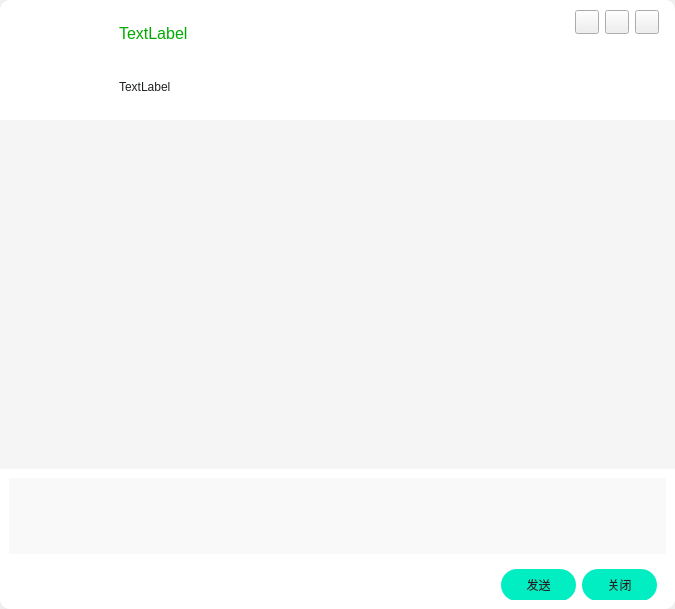
Before: the Qt Designer form chatMessageWidget/chatMessageItem.ui in KikyoShaw/QtWidgetsApplication, drawn with Qt 5.
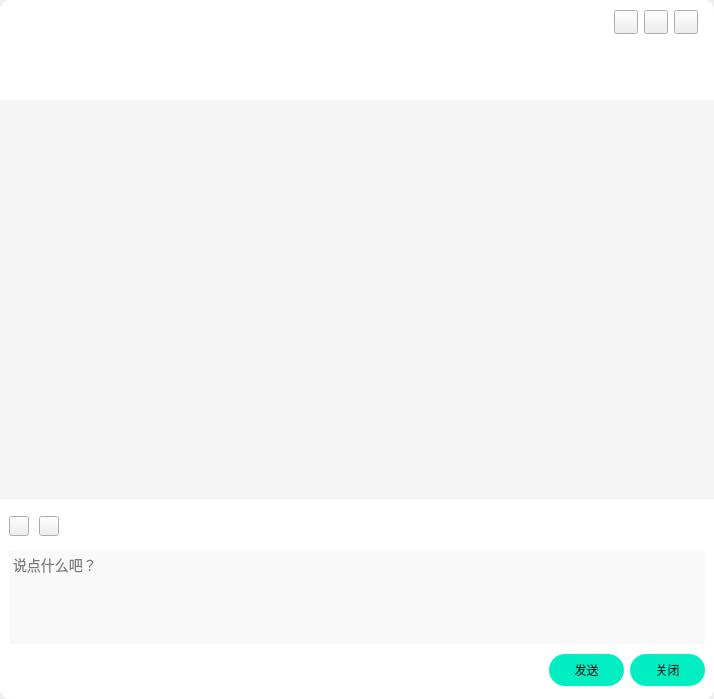
After: the same form once the commit is applied. Icons and pictures are not drawn.

Diff of the .ui file:
```diff
--- a/chatMessageWidget/chatMessageItem.ui
+++ b/chatMessageWidget/chatMessageItem.ui
@@ -6,8 +6,8 @@
    <rect>
     <x>0</x>
     <y>0</y>
-    <width>675</width>
-    <height>609</height>
+    <width>714</width>
+    <height>699</height>
    </rect>
   </property>
   <property name="windowTitle">
@@ -65,13 +65,13 @@
         <property name="minimumSize">
          <size>
           <width>0</width>
-          <height>120</height>
+          <height>100</height>
          </size>
         </property>
         <property name="maximumSize">
          <size>
           <width>16777215</width>
-          <height>120</height>
+          <height>100</height>
          </size>
         </property>
         <layout class="QHBoxLayout" name="horizontalLayout">
@@ -122,9 +122,6 @@
 font-family: 微软雅黑;
 color: rgb(0, 170, 0);</string>
               </property>
-              <property name="text">
-               <string>TextLabel</string>
-              </property>
              </widget>
             </item>
             <item>
@@ -134,9 +131,6 @@
 font-family: 微软雅黑;
 color: #212426;</string>
               </property>
-              <property name="text">
-               <string>TextLabel</string>
-              </property>
              </widget>
             </item>
            </layout>
@@ -273,13 +267,24 @@
           <rect>
            <x>0</x>
            <y>0</y>
-           <width>673</width>
-           <height>347</height>
+           <width>712</width>
+           <height>397</height>
           </rect>
          </property>
          <property name="styleSheet">
           <string notr="true">border:none;</string>
          </property>
+         <layout class="QVBoxLayout" name="verticalLayout_4">
+          <property name="spacing">
+           <number>20</number>
+          </property>
+          <property name="leftMargin">
+           <number>24</number>
+          </property>
+          <property name="rightMargin">
+           <number>24</number>
+          </property>
+         </layout>
         </widget>
        </widget>
       </item>
@@ -288,16 +293,138 @@
         <property name="minimumSize">
          <size>
           <width>0</width>
-          <height>140</height>
+          <height>200</height>
          </size>
         </property>
         <property name="maximumSize">
          <size>
           <width>16777215</width>
-          <height>140</height>
+          <height>200</height>
          </size>
         </property>
         <layout class="QVBoxLayout" name="verticalLayout_3">
+         <item>
+          <widget class="QWidget" name="widget_emoji" native="true">
+           <property name="minimumSize">
+            <size>
+             <width>0</width>
+             <height>36</height>
+            </size>
+           </property>
+           <property name="maximumSize">
+            <size>
+             <width>16777215</width>
+             <height>36</height>
+            </size>
+           </property>
+           <layout class="QHBoxLayout" name="horizontalLayout_3">
+            <property name="spacing">
+             <number>10</number>
+            </property>
+            <property name="leftMargin">
+             <number>0</number>
+            </property>
+            <property name="topMargin">
+             <number>0</number>
+            </property>
+            <property name="rightMargin">
+             <number>0</number>
+            </property>
+            <property name="bottomMargin">
+             <number>0</number>
+            </property>
+            <item>
+             <widget class="QPushButton" name="pushButtonEmoji">
+              <property name="minimumSize">
+               <size>
+                <width>20</width>
+                <height>20</height>
+               </size>
+              </property>
+              <property name="maximumSize">
+               <size>
+                <width>20</width>
+                <height>20</height>
+               </size>
+              </property>
+              <property name="cursor">
+               <cursorShape>PointingHandCursor</cursorShape>
+              </property>
+              <property name="toolTip">
+               <string>表情</string>
+              </property>
+              <property name="styleSheet">
+               <string notr="true">QPushButton
+{
+	border-image: url(:/qrc/image/ico_emoji.png);
+}
+
+/*
+QPushButton::hover
+{	
+	background-color: #EDEDED;
+}
+
+QPushButton::checked
+{	
+	background-color: #EDEDED;
+}*/</string>
+              </property>
+              <property name="text">
+               <string/>
+              </property>
+              <property name="checkable">
+               <bool>true</bool>
+              </property>
+             </widget>
+            </item>
+            <item>
+             <widget class="QPushButton" name="pushButton_photo">
+              <property name="minimumSize">
+               <size>
+                <width>20</width>
+                <height>20</height>
+               </size>
+              </property>
+              <property name="maximumSize">
+               <size>
+                <width>20</width>
+                <height>20</height>
+               </size>
+              </property>
+              <property name="cursor">
+               <cursorShape>PointingHandCursor</cursorShape>
+              </property>
+              <property name="toolTip">
+               <string>发送图片</string>
+              </property>
+              <property name="styleSheet">
+               <string notr="true">QPushButton
+{
+	border-image: url(:/qrc/image/ico_photo.png);
+}</string>
+              </property>
+              <property name="text">
+               <string/>
+              </property>
+             </widget>
+            </item>
+            <item>
+             <spacer name="horizontalSpacer_2">
+              <property name="orientation">
+               <enum>Qt::Horizontal</enum>
+              </property>
+              <property name="sizeHint" stdset="0">
+               <size>
+                <width>633</width>
+                <height>20</height>
+               </size>
+              </property>
+             </spacer>
+            </item>
+           </layout>
+          </widget>
+         </item>
          <item>
           <widget class="QTextEdit" name="textEdit">
            <property name="styleSheet">
@@ -306,6 +433,9 @@
 font-size:14px;
 color:black;</string>
            </property>
+           <property name="placeholderText">
+            <string>说点什么吧？</string>
+           </property>
           </widget>
          </item>
          <item>
@@ -333,6 +463,18 @@
 }</string>
            </property>
            <layout class="QHBoxLayout" name="horizontalLayout_2">
+            <property name="leftMargin">
+             <number>0</number>
+            </property>
+            <property name="topMargin">
+             <number>0</number>
+            </property>
+            <property name="rightMargin">
+             <number>0</number>
+            </property>
+            <property name="bottomMargin">
+             <number>0</number>
+            </property>
             <item>
              <spacer name="horizontalSpacer">
               <property name="orientation">
```
